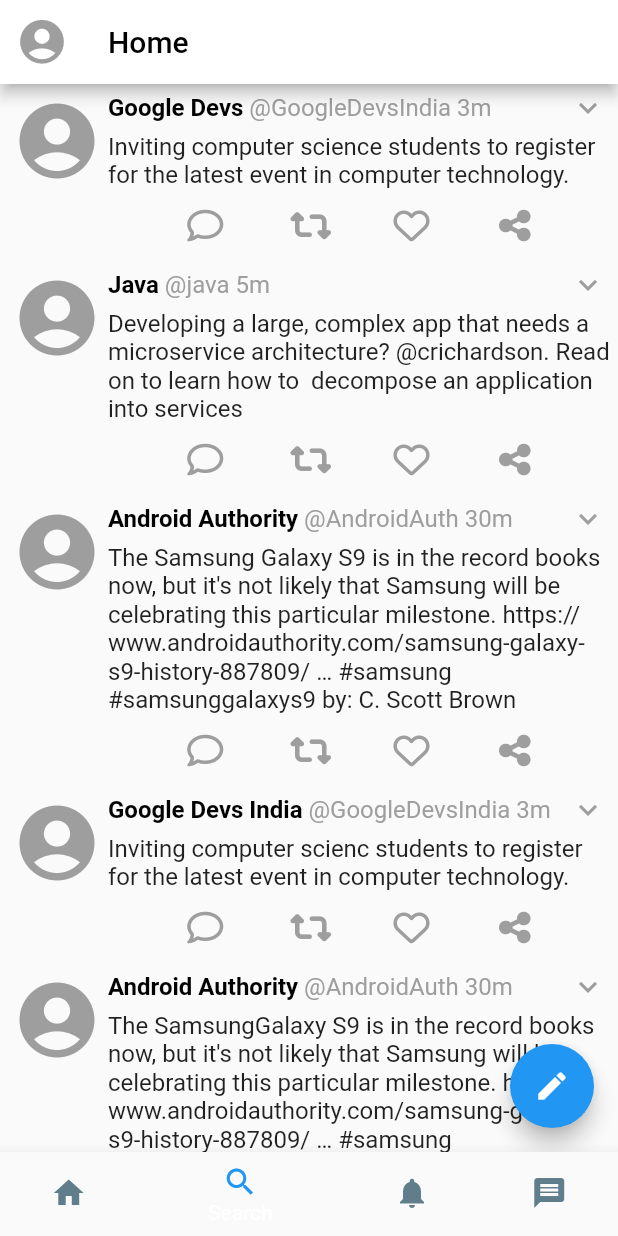
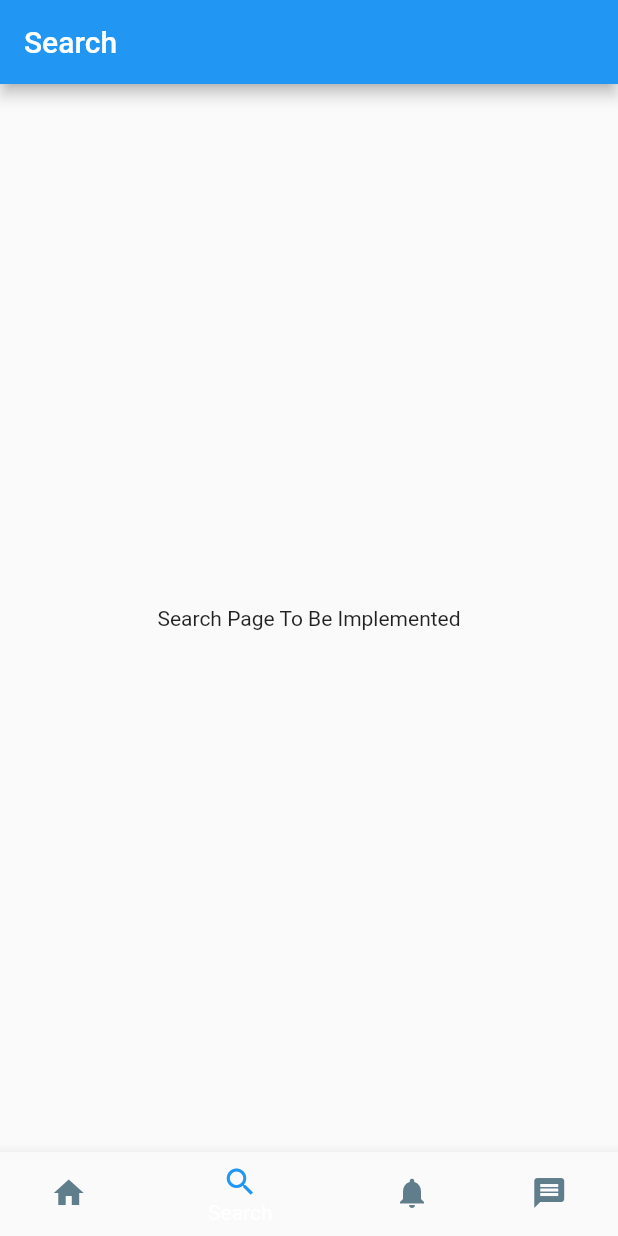
Before and after one commit to RaviPatelGit/SUKU, a Flutter app: the screen it shows after launch, item 2 of the bottom bar chosen, on a phone screen of 412 x 824 dp. Run offline on Flutter 3.47's test engine with Material 2 defaults, Android fonts, the phone set to English and light mode, and no system bars; our stand-ins replace font_awesome_flutter, logger.

Commit message:
messages, notification and home page added

```diff
--- a/lib/user_feed/tweet_helper.dart
+++ b/lib/home/tweet_helper.dart
@@ -1,4 +1,4 @@
-import 'package:suku/user_feed/tweet_item_model.dart';
+import 'package:suku/home/tweet_item_model.dart';
 
 class TweetHelper {
   static var tweets = [
--- a/lib/user_feed/user_feed_page.dart
+++ b/lib/home/user_feed_page.dart
@@ -1,7 +1,7 @@
 import 'package:flutter/material.dart';
 import 'package:font_awesome_flutter/font_awesome_flutter.dart';
-import 'package:suku/user_feed/tweet_helper.dart';
-import 'package:suku/user_feed/tweet_item_model.dart';
+import 'package:suku/home/tweet_helper.dart';
+import 'package:suku/home/tweet_item_model.dart';
 
 class UserFeedPage extends StatefulWidget {
   const UserFeedPage({super.key});
--- a/lib/main.dart
+++ b/lib/main.dart
@@ -1,6 +1,11 @@
 import 'package:flutter/material.dart';
-import 'package:suku/user_feed/user_feed_page.dart';
+import 'package:logger/logger.dart';
+import 'package:suku/messages/messages_page.dart';
+import 'package:suku/notification/notification_page.dart';
+import 'package:suku/search/search_page.dart';
+import 'package:suku/home/user_feed_page.dart';
 
+var logger = Logger();
 void main() {
   runApp(const MyApp());
 }
@@ -42,16 +47,16 @@ class _MyHomePageState extends State<MyHomePage> {
 
   var pages = [
     const UserFeedPage(),
-    //   SearchPage(),
-    //   NotificationPage(),
-    //   MessagesPage(),
+    const SearchPage(),
+    const NotificationPage(),
+    const MessagesPage(),
   ];
 
   @override
   Widget build(BuildContext context) {
     return Scaffold(
-      // body: pages(selectedPageIndex),
-      body: pages[0],
+      body: pages[selectedPageIndex],
+      // body: pages[0],
       bottomNavigationBar: BottomNavigationBar(
         onTap: (index) {
           setState(() {
--- /dev/null
+++ b/lib/search/search_page.dart
@@ -0,0 +1,22 @@
+import 'package:flutter/material.dart';
+
+class SearchPage extends StatefulWidget {
+  const SearchPage({super.key});
+
+  @override
+  State<SearchPage> createState() => _SearchPageState();
+}
+
+class _SearchPageState extends State<SearchPage> {
+  @override
+  Widget build(BuildContext context) {
+    return Scaffold(
+      appBar: AppBar(
+        title: const Text('Search'),
+      ),
+      body: const Center(
+        child: Text('Search Page To Be Implemented'),
+      ),
+    );
+  }
+}
--- a/pubspec.yaml
+++ b/pubspec.yaml
@@ -32,6 +32,9 @@ dependencies:
   flutter:
     sdk: flutter
   font_awesome_flutter: ^10.3.0
+  nostr: ^1.3.0
+  web_socket_channel: ^2.3.0
+  logger: ^1.1.0
 
   # The following adds the Cupertino Icons font to your application.
   # Use with the CupertinoIcons class for iOS style icons.
```
Also changed, not shown: lib/messages/messages_page.dart (added, +19 -0 lines), lib/notification/notification_page.dart (added, +17 -0 lines), lib/home/tweet_item_model.dart (renamed from lib/user_feed/tweet_item_model.dart), pubspec.lock.
